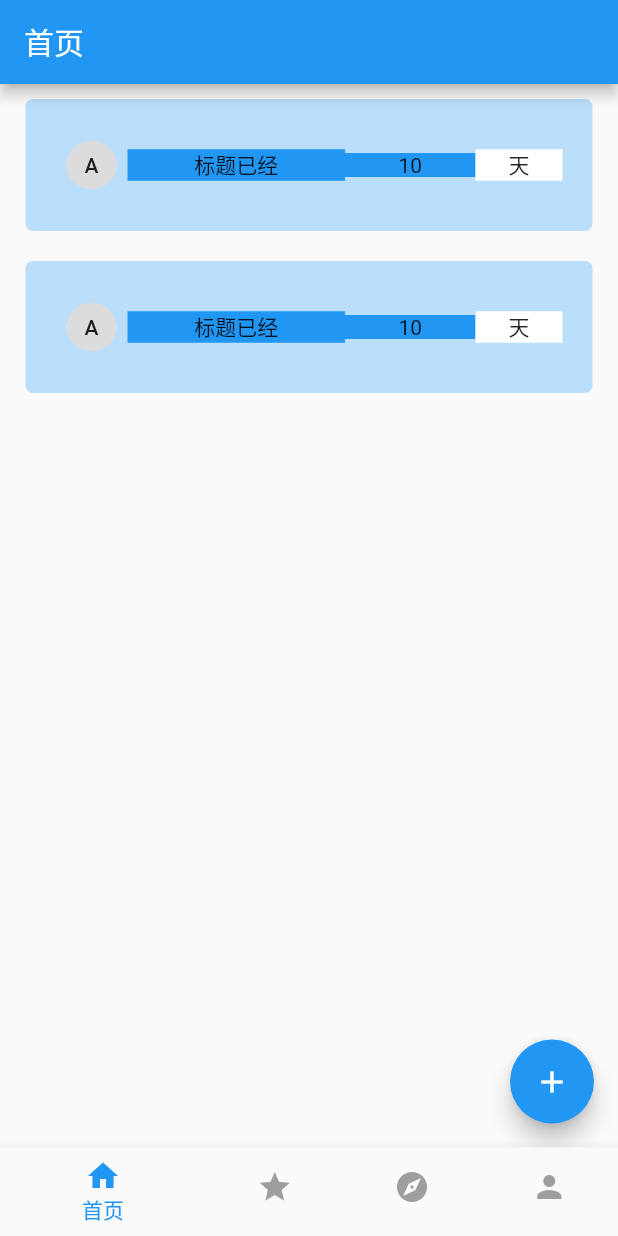
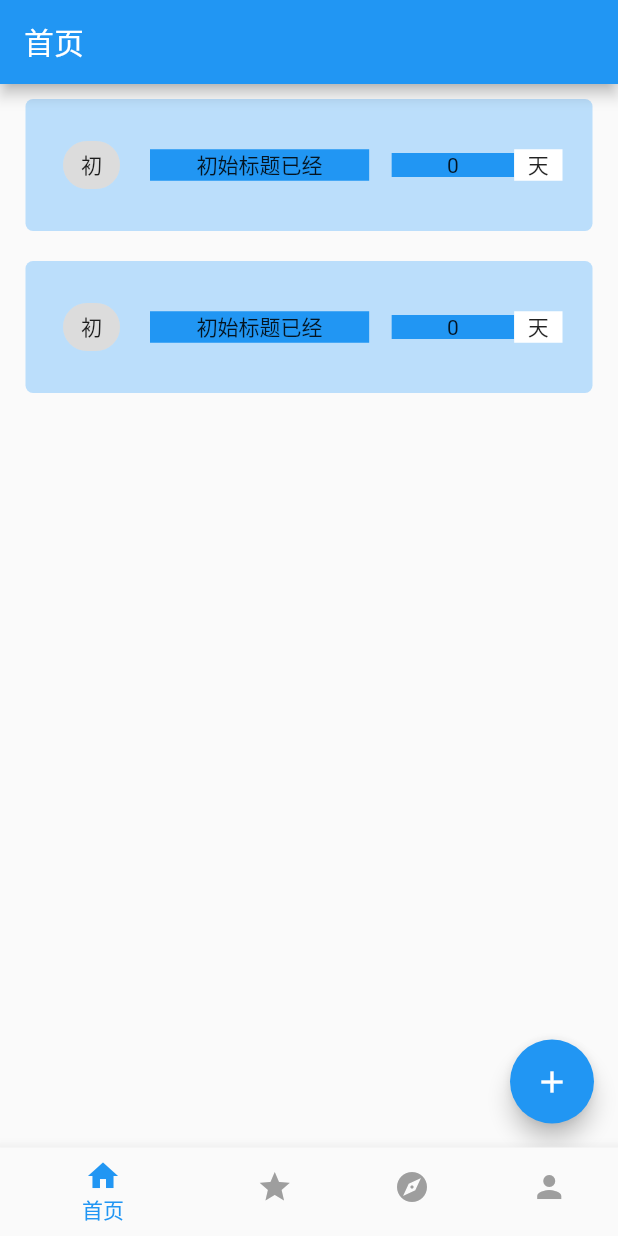
Before and after one commit to skyinJune/todo_flutter, a Flutter app: the screen it shows after launch, on a phone screen of 412 x 824 dp. Run offline on Flutter 3.47's test engine with Material 2 defaults, Android fonts, the phone set to English and light mode, and no system bars.

Commit message:
todoItem 增加margin && 加入参数

```diff
--- a/lib/routes/home/widgets/todoListTabBar.dart
+++ b/lib/routes/home/widgets/todoListTabBar.dart
@@ -11,11 +11,15 @@ class _TodoListTabBarState extends State<TodoListTabBar>
   @override
   bool get wantKeepAlive => true;
   @override
+  // ignore: must_call_super
   Widget build(BuildContext context) {
     return Scaffold(
       body: ListView.builder(
         itemBuilder: (BuildContext context, int index) {
-          return TodoItem();
+          return TodoItem(
+            title: '初始标题',
+            createTime: new DateTime.now(),
+          );
         },
         itemCount: _count,
       ),
--- a/lib/widgets/todoItem.dart
+++ b/lib/widgets/todoItem.dart
@@ -1,10 +1,12 @@
 import 'package:flutter/material.dart';
 
-class TodoItem extends StatefulWidget {
-  _TodoItemState createState() => _TodoItemState();
-}
+class TodoItem extends StatelessWidget {
+  TodoItem({Key key, @required this.title, @required this.createTime})
+      : super(key: key);
 
-class _TodoItemState extends State<TodoItem> {
+  final String title;
+  final DateTime createTime;
+
   @override
   Widget build(BuildContext context) {
     return Container(
@@ -15,31 +17,39 @@ class _TodoItemState extends State<TodoItem> {
       margin: EdgeInsets.symmetric(vertical: 10, horizontal: 17),
       child: Row(
         children: [
-          Chip(label: Text('A')),
+          Chip(label: Text(title[0])),
           Expanded(
               flex: 5,
               child: Container(
+                margin: EdgeInsets.only(left: 15),
                 color: Theme.of(context).primaryColor,
                 alignment: Alignment.center,
-                child: Text('标题已经'),
+                child: Text('$title已经'),
               )),
           Expanded(
               flex: 3,
               child: Container(
+                margin: EdgeInsets.only(left: 15),
                 color: Theme.of(context).accentColor,
                 alignment: Alignment.center,
-                child: Text('10'),
+                child: Text(countDays().toString()),
               )),
           Expanded(
-              flex: 2,
+              flex: 1,
               child: Container(
                 color: Theme.of(context).cardColor,
                 alignment: Alignment.center,
-                child: Text('天'),
+                child: Text(
+                  '天',
+                ),
               )),
         ],
       ),
       padding: EdgeInsets.all(20),
     );
   }
+
+  int countDays() {
+    return DateTime.now().compareTo(createTime);
+  }
 }
```
